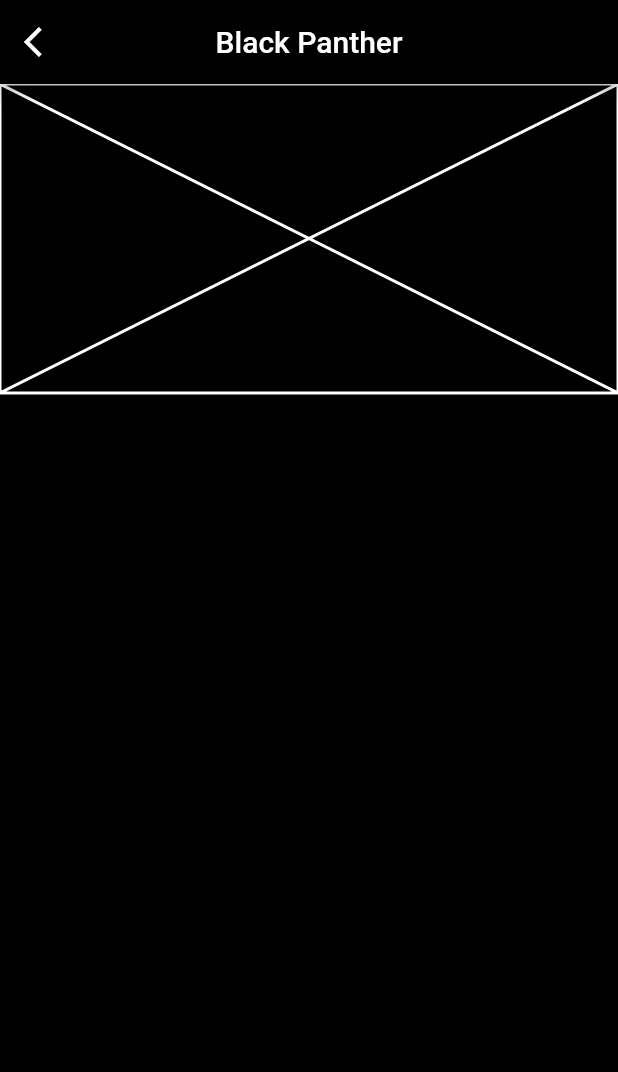
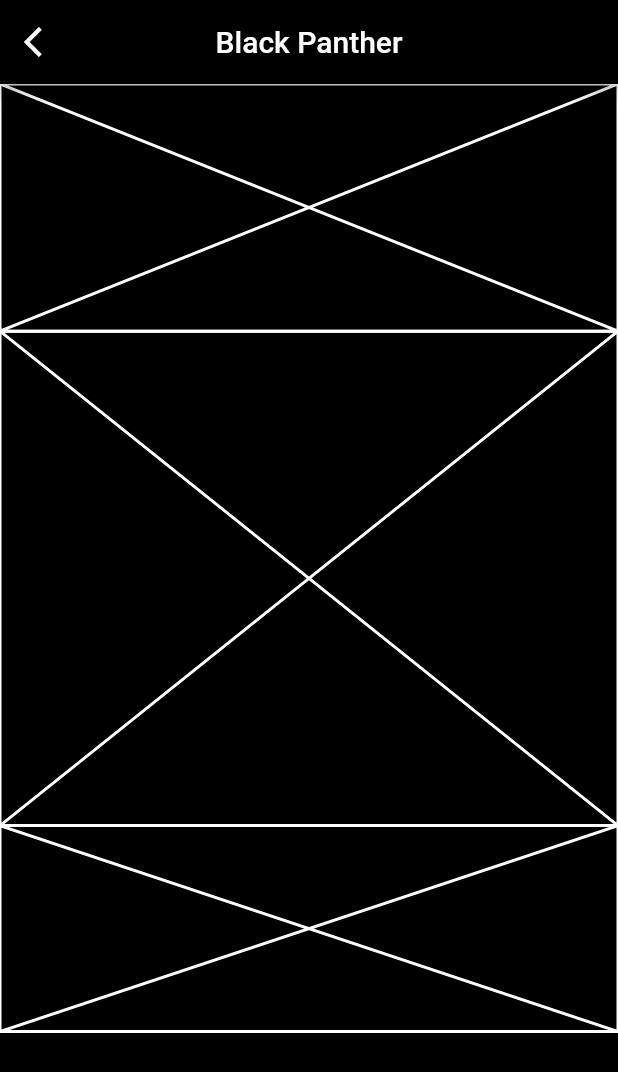
Before and after one commit to JAICHANGPARK/flutter_notebook_8th_story, a Flutter app: the screen it shows after launch, on a phone screen of 412 x 824 dp. Shown: the top 1072 px of the screen. Run offline on Flutter 3.47's test engine with Material 2 defaults, Android fonts, the phone set to English and light mode, and no system bars; our stand-ins replace badges, flutter_hooks, google_fonts, hooks_riverpod, state_notifier.

Commit message:
Update cinema_app.dart

```diff
--- a/lib/ep574_cinema_app/cinema_app.dart
+++ b/lib/ep574_cinema_app/cinema_app.dart
@@ -32,9 +32,18 @@ class _ReservePageState extends State<ReservePage> {
       body: Column(
         children: [
             Container(
-              height: MediaQuery.of(context).size.height / 4,
+              height: MediaQuery.of(context).size.height / 5,
               child: Placeholder(color: Colors.white,),
             ),
+          Container(
+            height: MediaQuery.of(context).size.height / 2.5,
+            child: Placeholder(color: Colors.white,),
+          ),
+          Container(
+            height: MediaQuery.of(context).size.height / 6,
+            child: Placeholder(color: Colors.white,),
+          ),
+
 
         ],
       ),
```
